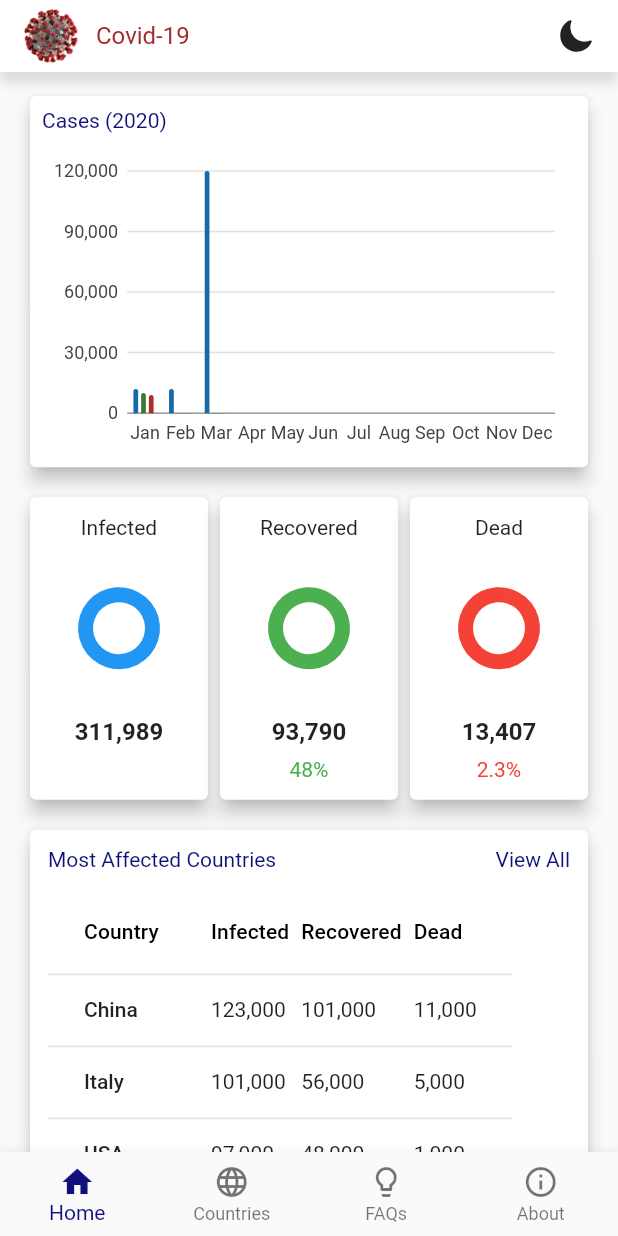
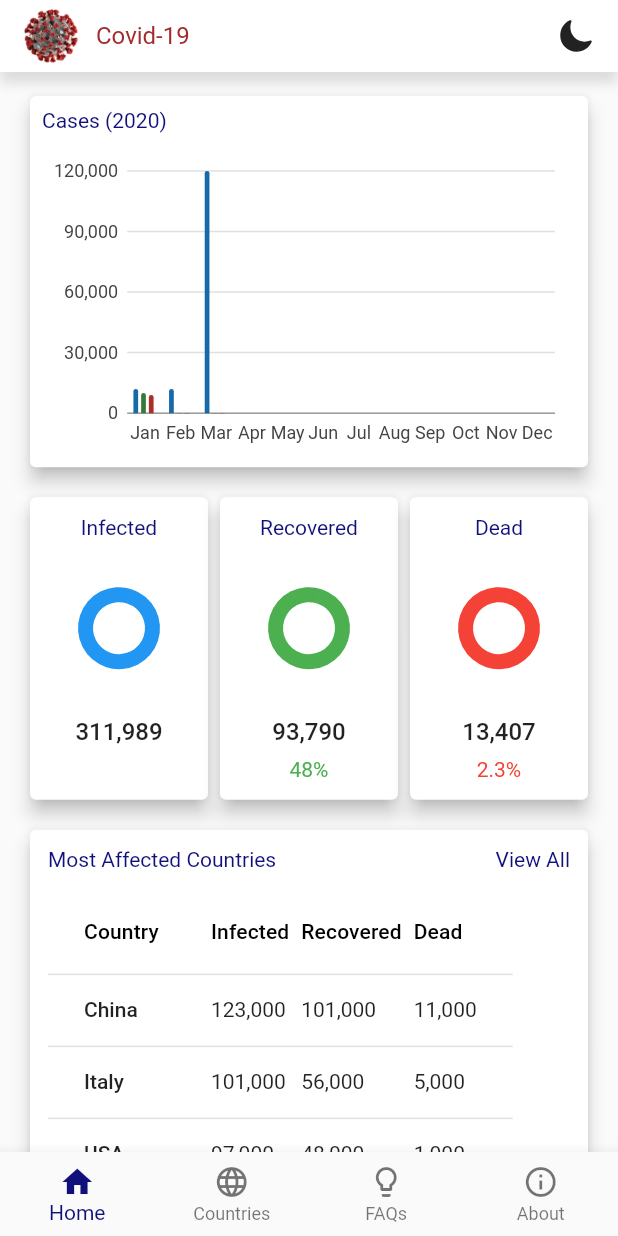
Before and after one commit to r0b0tt/covid19-app-flutter, a Flutter app: the screen it shows after launch, on a phone screen of 412 x 824 dp. Run offline on Flutter 3.47's test engine with Material 2 defaults, Android fonts, the phone set to English and light mode, and no system bars; our stand-ins replace charts_flutter, flutter_icons; network calls fail.

Commit message:
feat/implemented the design for the Countries page

```diff
--- /dev/null
+++ b/lib/components/TopNavBar.dart
@@ -0,0 +1,52 @@
+import 'package:covid19/resources/app_colors.dart';
+import 'package:flutter/material.dart';
+import 'package:flutter_icons/flutter_icons.dart';
+
+class TopNavBar extends StatelessWidget {
+  @override
+  Widget build(BuildContext context) {
+    // TODO: implement build
+    return Container(
+      margin: EdgeInsets.only(bottom: 12),
+      padding: EdgeInsets.symmetric(horizontal: 16),
+      height: 48,
+      alignment: Alignment.centerLeft,
+      decoration: BoxDecoration(color: Colors.white, boxShadow: [
+        BoxShadow(
+          color: Colors.black12,
+          spreadRadius: 0,
+          blurRadius: 6,
+          offset: Offset(0, 7),
+        )
+      ]),
+      child: Row(
+        mainAxisAlignment: MainAxisAlignment.spaceBetween,
+        children: <Widget>[
+          Container(
+            child: Row(
+              children: <Widget>[
+                Image(
+                  image: AssetImage('assets/images/icon.png'),
+                  width: 36,
+                  height: 36,
+                  fit: BoxFit.contain,
+                ),
+                SizedBox(
+                  width: 12,
+                ),
+                Text(
+                  "Covid-19",
+                  style: TextStyle(
+                    color: AppColors.PRIMARY,
+                    fontSize: 16,
+                  ),
+                )
+              ],
+            ),
+          ),
+          Icon(Ionicons.ios_moon)
+        ],
+      ),
+    );
+  }
+}
--- a/lib/main.dart
+++ b/lib/main.dart
@@ -1,4 +1,3 @@
-import 'package:covid19/components/BottomNavBar.dart';
 import 'package:covid19/screens/Home.dart';
 import 'package:flutter/material.dart';
 
@@ -8,13 +7,9 @@ class MyApp extends StatelessWidget {
   @override
   Widget build(BuildContext context) {
     return MaterialApp(
-        debugShowCheckedModeBanner: true,
-        title: "Covid-19 App",
-        home: Scaffold(
-          body: Home(),
-          bottomNavigationBar: BottomNavBar(),
-        ),
-
+      debugShowCheckedModeBanner: true,
+      title: "Covid-19 App",
+      home: Home(),
     );
   }
 }
--- a/lib/screens/Home.dart
+++ b/lib/screens/Home.dart
@@ -1,58 +1,23 @@
 import 'package:covid19/cases_bar_chart.dart';
 import 'package:covid19/cases_gauge_chart.dart';
+import 'package:covid19/components/BottomNavBar.dart';
+import 'package:covid19/components/TopNavBar.dart';
 import 'package:covid19/resources/app_colors.dart';
 import 'package:flutter/material.dart';
-import 'package:flutter_icons/flutter_icons.dart';
 
 class Home extends StatelessWidget {
+  static const cardTitleStyles = TextStyle(color: AppColors.BLUE, fontSize: 14);
+  static const patientsNumberStyle =
+      TextStyle(fontSize: 16, fontWeight: FontWeight.w500);
+
   @override
   Widget build(BuildContext context) {
-    return SafeArea(
+    return Scaffold(
+      body: SafeArea(
         child: Container(
           child: ListView(
             children: <Widget>[
-              Container(
-                margin: EdgeInsets.only(bottom: 12),
-                padding: EdgeInsets.symmetric(horizontal: 16),
-                height: 48,
-                alignment: Alignment.centerLeft,
-                decoration: BoxDecoration(color: Colors.white, boxShadow: [
-                  BoxShadow(
-                    color: Colors.black12,
-                    spreadRadius: 0,
-                    blurRadius: 6,
-                    offset: Offset(0, 7),
-                  )
-                ]),
-                child: Row(
-                  mainAxisAlignment: MainAxisAlignment.spaceBetween,
-                  children: <Widget>[
-                    Container(
-                      child: Row(
-                        children: <Widget>[
-                          Image(
-                            image: AssetImage('assets/images/icon.png'),
-                            width: 36,
-                            height: 36,
-                            fit: BoxFit.contain,
-                          ),
-                          SizedBox(
-                            width: 12,
-                          ),
-                          Text(
-                            "Covid-19",
-                            style: TextStyle(
-                              color: AppColors.PRIMARY,
-                              fontSize: 16,
-                            ),
-                          )
-                        ],
-                      ),
-                    ),
-                    Icon(Ionicons.ios_moon)
-                  ],
-                ),
-              ),
+              TopNavBar(),
               Container(
                 padding: EdgeInsets.symmetric(horizontal: 16),
                 child: Card(
@@ -64,8 +29,7 @@ class Home extends StatelessWidget {
                           children: <Widget>[
                             Text(
                               "Cases (2020)",
-                              style: TextStyle(
-                                  color: AppColors.BLUE, fontSize: 14),
+                              style: cardTitleStyles,
                             ),
                             SizedBox(height: 12),
                             AspectRatio(
@@ -90,9 +54,7 @@ class Home extends StatelessWidget {
                               children: <Widget>[
                                 Text(
                                   "Infected",
-                                      style: TextStyle(
-                                        color: Colors.black87,
-                                      ),
+                                  style: cardTitleStyles,
                                 ),
                                 SizedBox(height: 12),
                                 AspectRatio(
@@ -102,9 +64,7 @@ class Home extends StatelessWidget {
                                 SizedBox(height: 12),
                                 Text(
                                   "311,989",
-                                      style: TextStyle(
-                                          fontSize: 16,
-                                          fontWeight: FontWeight.bold),
+                                  style: patientsNumberStyle,
                                 ),
                                 SizedBox(height: 8),
                                 Text(""),
@@ -120,9 +80,7 @@ class Home extends StatelessWidget {
                               children: <Widget>[
                                 Text(
                                   "Recovered",
-                                      style: TextStyle(
-                                        color: Colors.black87,
-                                      ),
+                                  style: cardTitleStyles,
                                 ),
                                 SizedBox(height: 12),
                                 AspectRatio(
@@ -132,9 +90,7 @@ class Home extends StatelessWidget {
                                 SizedBox(height: 12),
                                 Text(
                                   "93,790",
-                                      style: TextStyle(
-                                          fontSize: 16,
-                                          fontWeight: FontWeight.bold),
+                                  style: patientsNumberStyle,
                                 ),
                                 SizedBox(height: 8),
                                 Text(
@@ -153,6 +109,7 @@ class Home extends StatelessWidget {
                               children: <Widget>[
                                 Text(
                                   "Dead",
+                                  style: cardTitleStyles,
                                 ),
                                 SizedBox(height: 12),
                                 AspectRatio(
@@ -162,9 +119,7 @@ class Home extends StatelessWidget {
                                 SizedBox(height: 12),
                                 Text(
                                   "13,407",
-                                      style: TextStyle(
-                                          fontSize: 16,
-                                          fontWeight: FontWeight.bold),
+                                  style: patientsNumberStyle,
                                 ),
                                 SizedBox(height: 8),
                                 Text(
@@ -209,7 +164,6 @@ class Home extends StatelessWidget {
                                 columns: [
                                   DataColumn(
                                     label: Text("Country"),
-
                                   ),
                                   DataColumn(label: Text("Infected")),
                                   DataColumn(label: Text("Recovered")),
@@ -217,31 +171,51 @@ class Home extends StatelessWidget {
                                 ],
                                 rows: [
                                   DataRow(cells: [
-                                        DataCell(Text("China", style: TextStyle(fontWeight: FontWeight.w500),)),
+                                    DataCell(Text(
+                                      "China",
+                                      style: TextStyle(
+                                          fontWeight: FontWeight.w500),
+                                    )),
                                     DataCell(Text("123,000")),
                                     DataCell(Text("101,000")),
                                     DataCell(Text("11,000")),
                                   ]),
                                   DataRow(cells: [
-                                        DataCell(Text("Italy", style: TextStyle(fontWeight: FontWeight.w500),)),
+                                    DataCell(Text(
+                                      "Italy",
+                                      style: TextStyle(
+                                          fontWeight: FontWeight.w500),
+                                    )),
                                     DataCell(Text("101,000")),
                                     DataCell(Text("56,000")),
                                     DataCell(Text("5,000")),
                                   ]),
                                   DataRow(cells: [
-                                        DataCell(Text("USA", style: TextStyle(fontWeight: FontWeight.w500),)),
+                                    DataCell(Text(
+                                      "USA",
+                                      style: TextStyle(
+                                          fontWeight: FontWeight.w500),
+                                    )),
                                     DataCell(Text("97,000")),
                                     DataCell(Text("48,000")),
                                     DataCell(Text("1,000")),
                                   ]),
                                   DataRow(cells: [
-                                        DataCell(Text("South Korea", style: TextStyle(fontWeight: FontWeight.w500),)),
+                                    DataCell(Text(
+                                      "South Korea",
+                                      style: TextStyle(
+                                          fontWeight: FontWeight.w500),
+                                    )),
                                     DataCell(Text("88,000")),
                                     DataCell(Text("20,000")),
                                     DataCell(Text("3,000")),
                                   ]),
                                   DataRow(cells: [
-                                        DataCell(Text("Mexico", style: TextStyle(fontWeight: FontWeight.w500),)),
+                                    DataCell(Text(
+                                      "Mexico",
+                                      style: TextStyle(
+                                          fontWeight: FontWeight.w500),
+                                    )),
                                     DataCell(Text("56,000")),
                                     DataCell(Text("36,000")),
                                     DataCell(Text("500")),
@@ -281,6 +255,8 @@ class Home extends StatelessWidget {
             ],
           ),
         ),
+      ),
+      bottomNavigationBar: BottomNavBar(),
     );
   }
 }
```
Also changed, not shown: lib/components/BottomNavBar.dart (+11 -0 lines), lib/screens/About.dart (added, +20 -0 lines), lib/screens/Countries.dart (added, +218 -0 lines), lib/screens/FAQs.dart (added, +20 -0 lines). Lines whose indentation alone changed are shown as unchanged.
